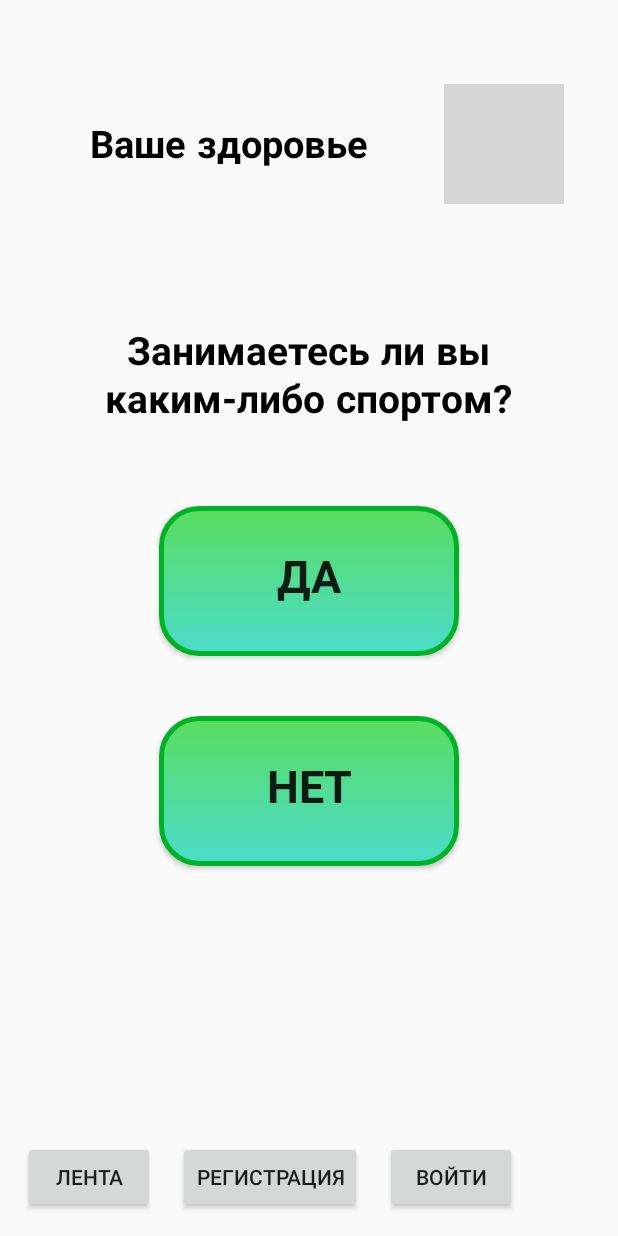
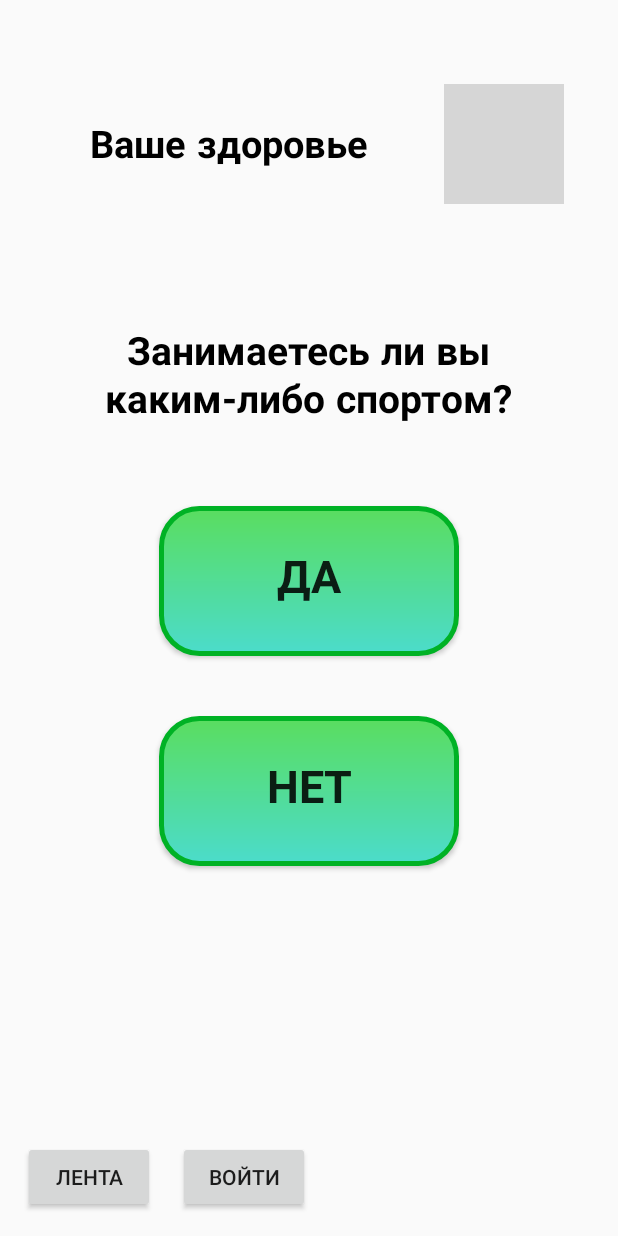
Before and after one commit to PrinterOMG/JoteroApp, an Android app: the screen it shows after launch (MainActivity), on a phone screen of 412 x 824 dp. Run offline under Robolectric (Android 15) with nearby library versions, the phone set to English and light mode, and no system bars; plain views replace ProgressPieView; grey boxes are pictures that could not be loaded.

Commit message:
Registration request and sharedPreferences (saving user login data)

```diff
--- a/app/src/main/java/com/example/joteroapp/MainActivity.kt
+++ b/app/src/main/java/com/example/joteroapp/MainActivity.kt
@@ -15,11 +15,6 @@ class MainActivity : AppCompatActivity() {
             startActivity(quizFeedIntent)
         }
 
-        button_to_registration.setOnClickListener {
-            val registerIntent = Intent(this, RegistrationActivity::class.java)
-            startActivity(registerIntent)
-        }
-
         button_to_login.setOnClickListener {
             val loginIntent = Intent(this, LoginActivity::class.java)
             startActivity(loginIntent)
--- a/app/src/main/res/layout/activity_main.xml
+++ b/app/src/main/res/layout/activity_main.xml
@@ -83,23 +83,13 @@
         android:text="Лента"/>
 
     <Button
-        android:id="@+id/button_to_registration"
-        android:layout_width="wrap_content"
-        android:layout_height="wrap_content"
-        android:layout_marginBottom="15sp"
-        android:layout_marginStart="15sp"
-        android:layout_alignParentBottom="true"
-        android:layout_toEndOf="@+id/button_to_quiz_feed"
-        android:text="Регистрация"/>
-
-    <Button
         android:id="@+id/button_to_login"
         android:layout_width="wrap_content"
         android:layout_height="wrap_content"
         android:layout_alignParentBottom="true"
         android:layout_marginStart="15sp"
         android:layout_marginBottom="15sp"
-        android:layout_toEndOf="@+id/button_to_registration"
+        android:layout_toEndOf="@+id/button_to_quiz_feed"
         android:text="Войти"/>
 
 </RelativeLayout>
```
Also changed, not shown: app/src/main/java/com/example/joteroapp/LoginActivity.kt (+25 -8 lines), app/src/main/java/com/example/joteroapp/RegistrationActivity.kt (+61 -5 lines).
